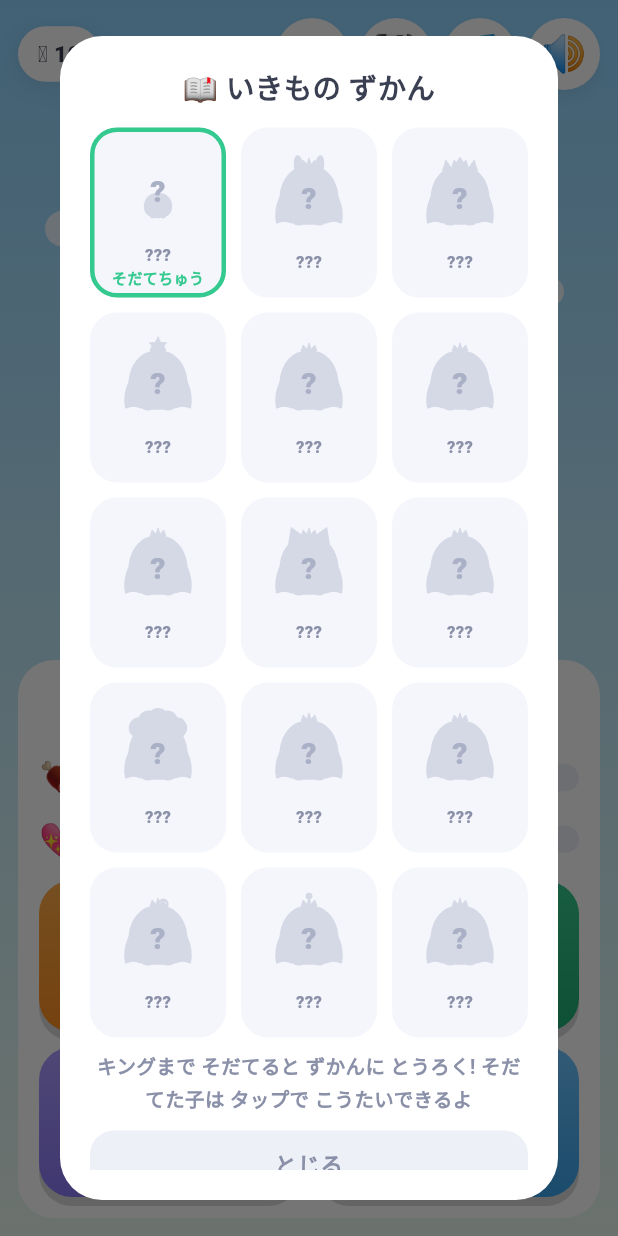
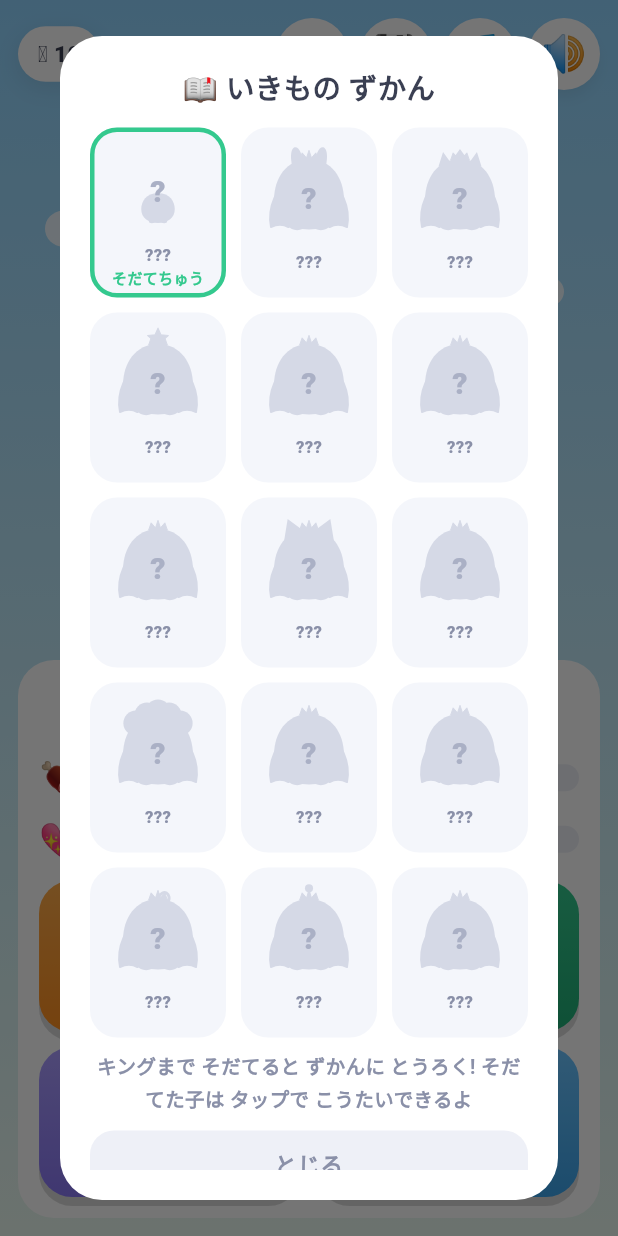
Before and after one commit to kensusai/mokomon, a Flutter app: the screen it shows after launch, after a tap on an icon or button, on a phone screen of 412 x 824 dp. Run offline on Flutter 3.47's test engine with Material 3 defaults, Android fonts, the phone set to English and light mode, and no system bars; our stand-ins replace audioplayers, shared_preferences; Roboto replaces fonts that are missing (MPLUSRounded1c).

Commit message:
Book grid to 4 columns with bigger cells
Co-Authored-By: Claude Fable 5 <noreply@anthropic.com>

```diff
--- a/app/lib/widgets/book_sheet.dart
+++ b/app/lib/widgets/book_sheet.dart
@@ -135,7 +135,7 @@ class _BookCell extends StatelessWidget {
     final color = liveState?.color ?? snapshot?.color;
     final stage = liveState?.stage ?? snapshot?.stage ?? 3;
     Widget mini = CustomPaint(
-      size: const Size(44, 44),
+      size: const Size(52, 52),
       painter: CreaturePainter(
         speciesIndex: speciesIndex,
         stage: stage == 0 ? 1 : stage,
```
Also changed, not shown: 1 other file.
